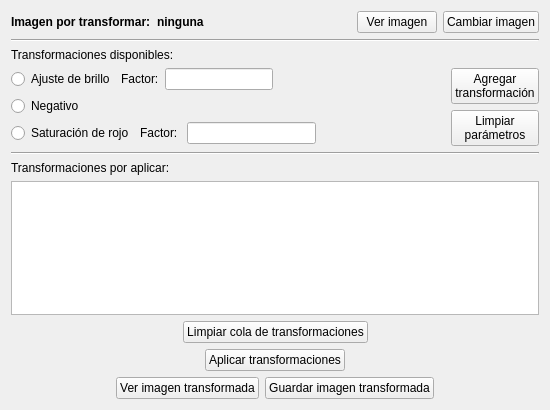
This is GMatrixApp/bitmapwindow.ui in valezamora/ProyectoEnsamblador as Qt 5 draws it before an edit. The edited form follows.
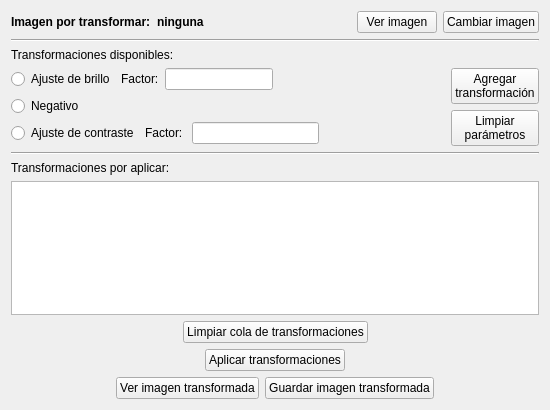
This is the edited form.

```diff
--- a/GMatrixApp/bitmapwindow.ui
+++ b/GMatrixApp/bitmapwindow.ui
@@ -166,7 +166,7 @@
            <item>
             <widget class="QRadioButton" name="redSelect">
              <property name="text">
-              <string>Saturación de rojo</string>
+              <string>Ajuste de contraste</string>
              </property>
             </widget>
            </item>
```
Left out of the diff: 6 changed lines with no effect on the pictures.
